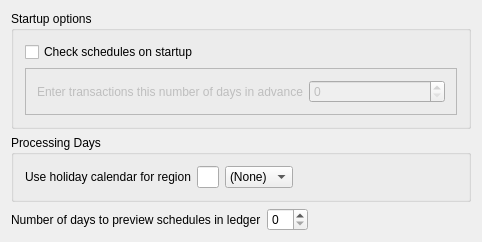
This is kmymoney/dialogs/settings/ksettingsschedulesdecl.ui in KDE/kmymoney as Qt 5 draws it before an edit. The edited form follows.
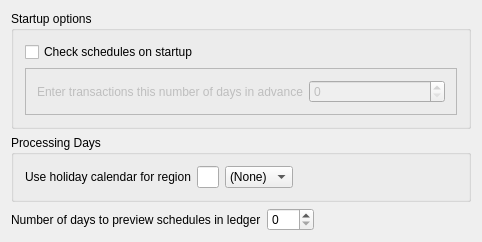
This is the edited form. Custom widgets are drawn as their Qt base class.

```diff
--- a/kmymoney/dialogs/settings/ksettingsschedulesdecl.ui
+++ b/kmymoney/dialogs/settings/ksettingsschedulesdecl.ui
@@ -121,7 +121,11 @@
             </widget>
           </item>
           <item>
-            <widget class="KIntSpinBox" name="kcfg_SchedulePreview"/>
+            <widget class="QSpinBox" name="kcfg_SchedulePreview">
+              <property name="maximum">
+                <number>999</number>
+              </property>
+            </widget>
           </item>
           <item>
             <spacer name="spacer2">
```
Left out of the diff: 8 changed lines with no effect on the pictures.
